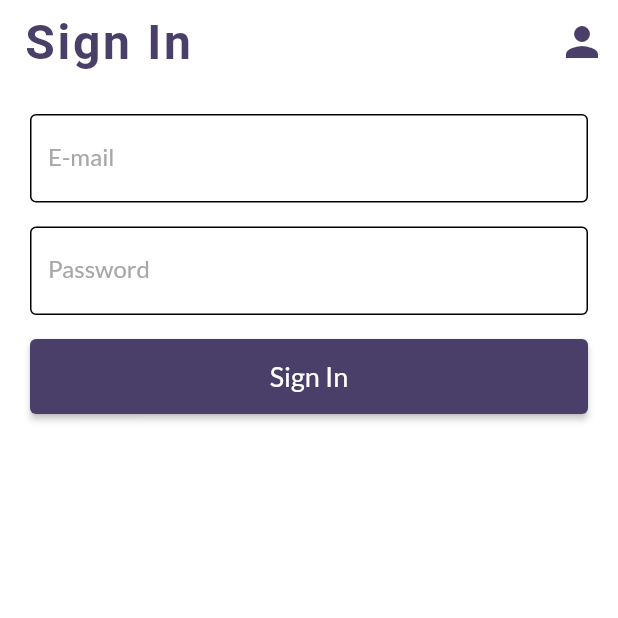
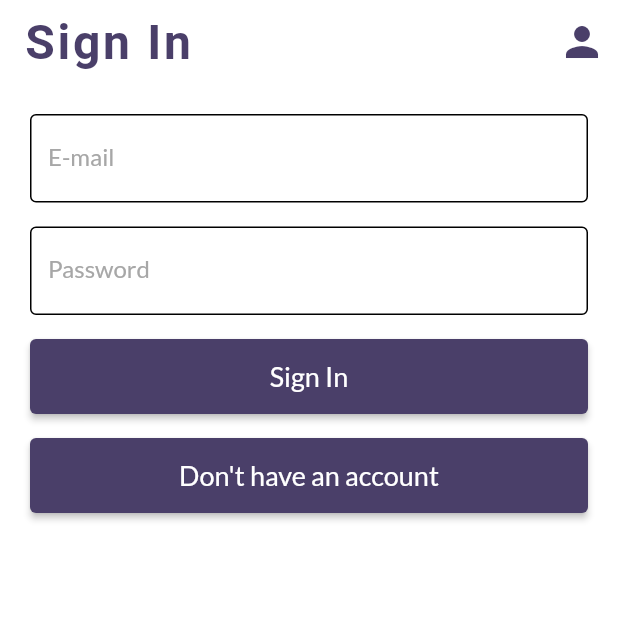
Before and after one commit to t3j3ndrA/flutter-chat-app, a Flutter app: the screen it shows after launch, on a phone screen of 412 x 824 dp, the top half of it. Run offline on Flutter 3.47's test engine with Material 2 defaults, Android fonts, the phone set to English and light mode, and no system bars; our stand-ins replace cloud_firestore, firebase_auth, firebase_core, firebase_storage, flutter_spinkit, fluttertoast and 2 more; accounts and stored records are empty.

```diff
--- a/lib/main.dart
+++ b/lib/main.dart
@@ -1,6 +1,7 @@
 import 'package:chat_application/mainWrapper.dart';
 import 'package:chat_application/modelAndServices/conversations.dart';
 import 'package:chat_application/modelAndServices/loggedInUser.dart';
+import 'package:chat_application/modelAndServices/messageModel.dart';
 import 'package:chat_application/screens/registration/ragistration_screen.dart';
 import 'package:chat_application/screens/signIn/signIn.dart';
 import 'package:chat_application/screens/user_profile/fakeUser.dart';
@@ -32,6 +33,7 @@ class MainWidget extends StatelessWidget {
       providers: [
         ChangeNotifierProvider<LoggedInUser>.value(value: loggedInUser),
         ChangeNotifierProvider<Conversations>.value(value: Conversations()),
+        ChangeNotifierProvider<Message>.value(value: Message()),
       ],
       child: MainWrapper(),
     );
--- /dev/null
+++ b/lib/modelAndServices/messageModel.dart
@@ -0,0 +1,10 @@
+import 'package:flutter/cupertino.dart';
+
+class Message extends ChangeNotifier {
+  String message = '';
+  // To be implement
+  // types can be TEXT, IMAGE, STICKER, VIDEO
+  String type = 'text';
+  String sendersUid = '';
+  String reciversUid = '';
+}
--- a/lib/screens/home_screen/home_screen.dart
+++ b/lib/screens/home_screen/home_screen.dart
@@ -20,7 +20,6 @@ class _HomeScreenState extends State<HomeScreen> {
     final Conversations conversations = Provider.of<Conversations>(context);
     final allUsersList = conversations.homeScreenAllMessagesList;
     final allConversations = conversations.allConversations;
-
     showNewChatModel() {
       showModalBottomSheet(
           context: context,
--- a/lib/screens/signIn/signIn.dart
+++ b/lib/screens/signIn/signIn.dart
@@ -68,12 +68,6 @@ class _SignInScreenState extends State<SignInScreen> {
                       final isLoggedInSuccess = await loggedInUser
                           .signInWithEmailAndPassword(loggedInUser);
 
-                      // Provider.of<Conversations>(context, listen: false)
-                      //     .updateLoggedInId(
-                      //         newId: Provider.of<LoggedInUser>(context,
-                      //                 listen: false)
-                      //             .uid);
-
                       setState(() {
                         isLoading = false;
                       });
@@ -89,6 +83,20 @@ class _SignInScreenState extends State<SignInScreen> {
                           : LoadingSpinner(),
                     ),
                   )),
+              getTopPadding(),
+              ElevatedButton(
+                  style: getButtonStyle(),
+                  onPressed: () {
+                    Navigator.pushNamedAndRemoveUntil(
+                        context, '/register', (route) => false);
+                  },
+                  child: Container(
+                    padding: EdgeInsets.fromLTRB(10, 10, 10, 10),
+                    height: 50,
+                    child: Center(
+                        child: Text('Don\'t have an account',
+                            style: MyThemeData().getTheme().textTheme.button)),
+                  )),
             ]),
           ),
         ));
```
Also changed, not shown: lib/modelAndServices/conversations.dart (+25 -0 lines), lib/screens/conversation.dart/conversation_screen.dart (+99 -12 lines).
